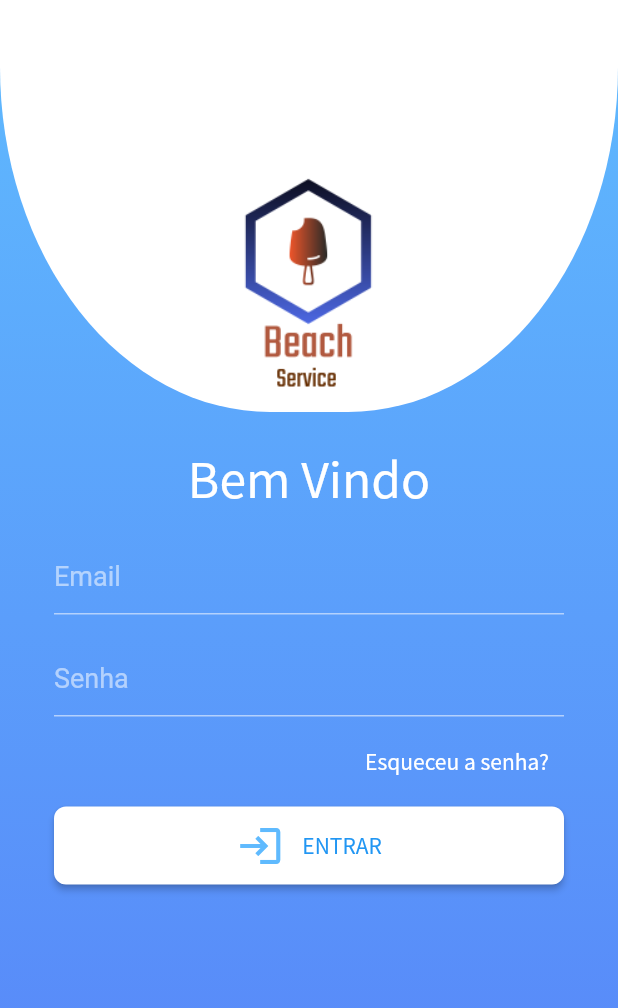
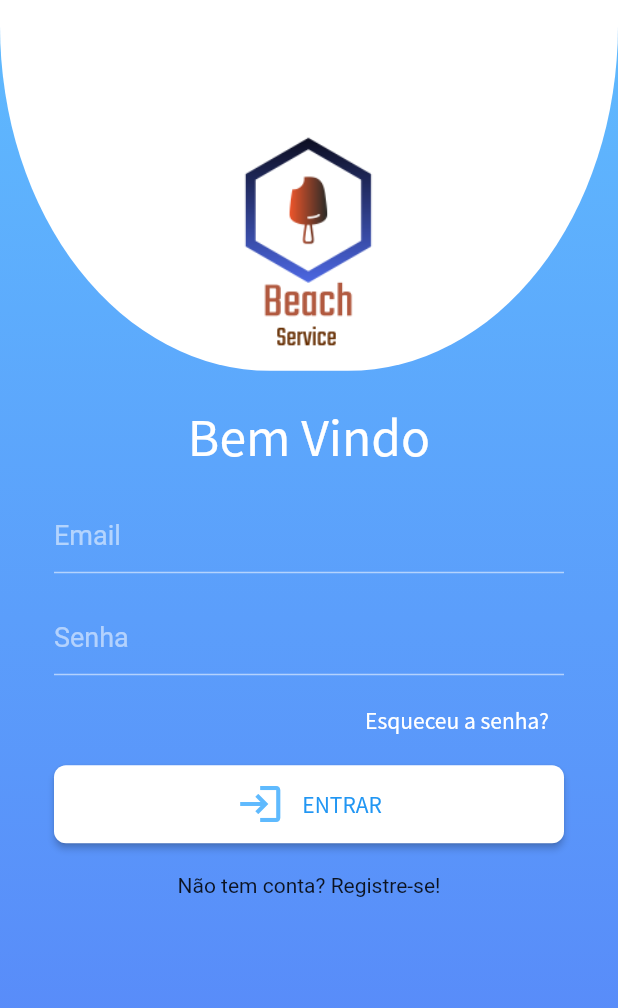
Before and after one commit to GabrielDimaa/beach_service, a Flutter app: the screen it shows after launch, on a phone screen of 412 x 824 dp. Shown: the top 1008 px of the screen. Run offline on Flutter 3.47's test engine with Material 2 defaults, Android fonts, the phone set to English and light mode, and no system bars; our stand-ins replace brasil_fields, dio, flutter_mobx, flutter_modular, mobx; generated files the repository leaves out were written again.

Commit message:
Ajuste responsividade AppBar personalizada

```diff
--- a/lib/app/modules/login/login_page.dart
+++ b/lib/app/modules/login/login_page.dart
@@ -1,4 +1,3 @@
-import 'package:beach_service/app/app_widget.dart';
 import 'package:beach_service/app/modules/login/login_controller.dart';
 import 'package:beach_service/app/shared/components/form/text_form_field_widget.dart';
 import 'package:beach_service/app/shared/components/form/validator.dart';
@@ -25,7 +24,8 @@ class LoginPageState extends ModularState<LoginPage, LoginController> {
     final ThemeData theme = Theme.of(context);
     return ScaffoldWidget(
       padding: EdgeInsets.all(0),
-      body: Column(
+      body: SingleChildScrollView(
+        child: Column(
           children: [
             _logo(),
             Padding(
@@ -35,18 +35,21 @@ class LoginPageState extends ModularState<LoginPage, LoginController> {
                   Text("Bem Vindo", style: theme.textTheme.headline1),
                   DefaultSizedBox(),
                   _login(),
+                  DefaultSizedBox(),
+                  Text("Não tem conta? Registre-se!"),
                 ],
               ),
             ),
           ],
         ),
+      ),
     );
   }
 
   Widget _logo() {
-    return AspectRatio(
-      aspectRatio: 3 / 2,
-      child: Container(
+    return Container(
+      height: MediaQuery.of(context).size.height * 0.30,
+      width: double.infinity,
       decoration: BoxDecoration(
         borderRadius: BorderRadius.vertical(bottom: Radius.elliptical(180, 230)),
         color: Colors.white,
@@ -59,7 +62,6 @@ class LoginPageState extends ModularState<LoginPage, LoginController> {
             child: Image.asset('assets/images/logo.png', scale: 1.2),
           ),
         ],
-        ),
       ),
     );
   }
```
Lines whose indentation alone changed are shown as unchanged.
